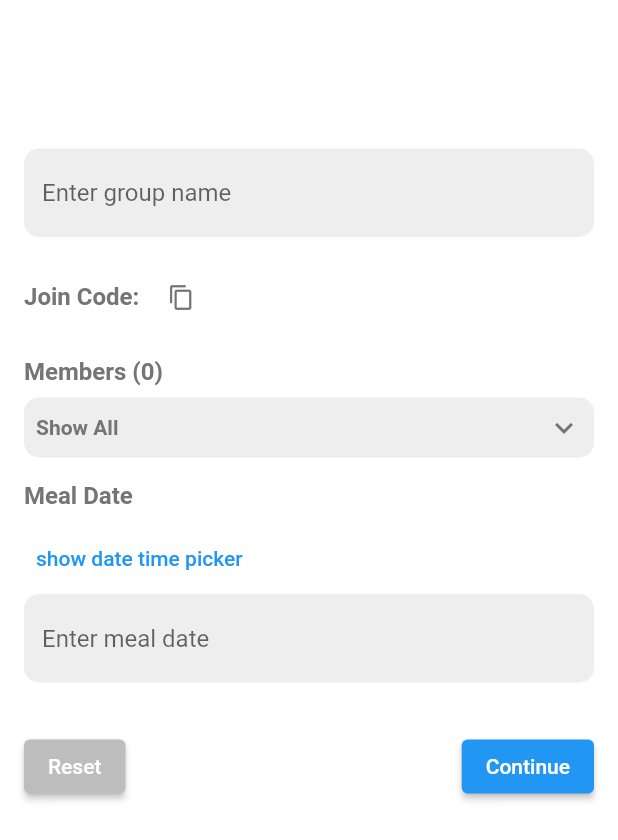
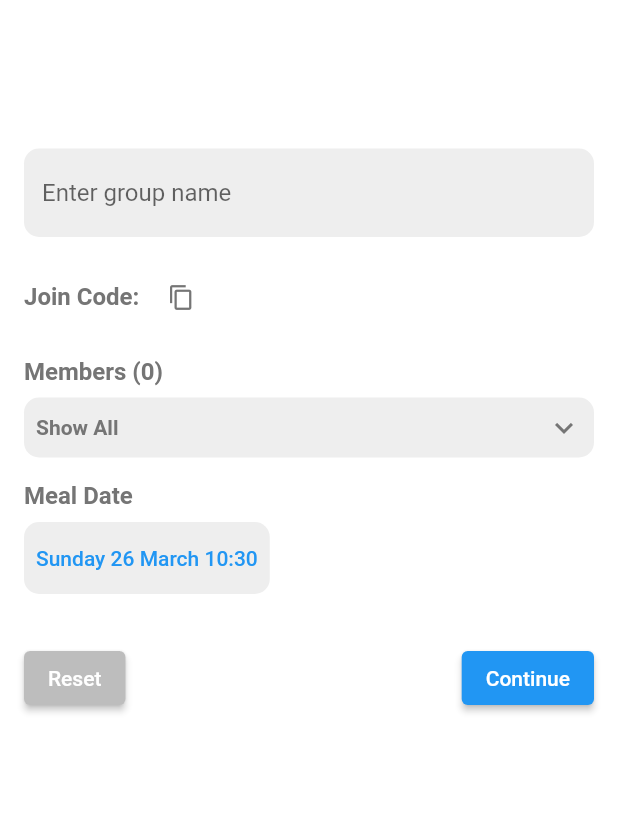
Before and after one commit to IainMcl/dinder, a Flutter app: the EditGroupPage screen opened directly with empty values, on a phone screen of 412 x 824 dp. Shown: the top 840 px of the screen. Run offline on Flutter 3.47's test engine with Material 2 defaults, Android fonts, the phone set to English and light mode, and no system bars; our stand-ins replace cloud_firestore, email_validator, file_picker, firebase_auth, firebase_core, firebase_storage and 7 more; missing offline and left inert: flutter_focus_watcher, swipeable_card_stack; accounts and stored records are empty; generated files the repository leaves out were written again; statements that could not run were skipped.

```diff
--- a/lib/src/group_selection/screens/group_settings2.dart
+++ b/lib/src/group_selection/screens/group_settings2.dart
@@ -1,4 +1,5 @@
 import 'package:dinder/src/group_selection/models/group.dart';
+import 'package:intl/intl.dart';
 import 'package:dinder/src/group_selection/widgets/member_list_item.dart';
 import 'package:dinder/src/selection/screens/selection.dart';
 import 'package:dinder/src/shared/widgets/confirmation_dialog.dart';
@@ -23,7 +24,6 @@ class EditGroupPage extends StatefulWidget {
 class _EditGroupPageState extends State<EditGroupPage> {
   final Logger _logger = Logger();
   final TextEditingController _groupNameController = TextEditingController();
-  final TextEditingController _mealDateController = TextEditingController();
 
   bool _isExpanded = false;
   int getNumberOfMembers() {
@@ -245,34 +245,35 @@ class _EditGroupPageState extends State<EditGroupPage> {
               ),
             ),
             const SizedBox(height: 8.0),
-            TextButton(
+            Container(
+              decoration: BoxDecoration(
+                color: Colors.grey[200],
+                borderRadius: BorderRadius.circular(10.0),
+              ),
+              child: TextButton(
                   onPressed: () {
                     DatePicker.showDateTimePicker(context,
                         showTitleActions: true,
                         minTime: DateTime.now(),
                         maxTime: DateTime.now().add(const Duration(days: 100)),
                         onChanged: (date) {
-                    print('change $date');
+                      setState() {
+                        widget.group.mealDate = date;
+                      }
+
+                      _logger.d("Date changed to: $date");
                     }, onConfirm: (date) {
-                    print('confirm $date');
+                      _logger.d("Selected date: $date");
                       widget.group.mealDate = date;
+                      widget.group.update(currentUser);
                     }, currentTime: DateTime.now(), locale: LocaleType.en);
                   },
-                child: const Text(
-                  'show date time picker',
-                  style: TextStyle(color: Colors.blue),
+                  child: Text(
+                    widget.group.mealDate == null
+                        ? 'Select meal date'
+                        : DateFormat('EEEE d MMMM HH:mm')
+                            .format(widget.group.mealDate!),
                   )),
-            TextField(
-              controller: _mealDateController,
-              decoration: InputDecoration(
-                hintText: 'Enter meal date',
-                filled: true,
-                fillColor: Colors.grey[200],
-                border: OutlineInputBorder(
-                  borderSide: BorderSide.none,
-                  borderRadius: BorderRadius.circular(10.0),
-                ),
-              ),
             ),
             const SizedBox(height: 32.0),
             Row(
```
Lines whose indentation alone changed are shown as unchanged.
